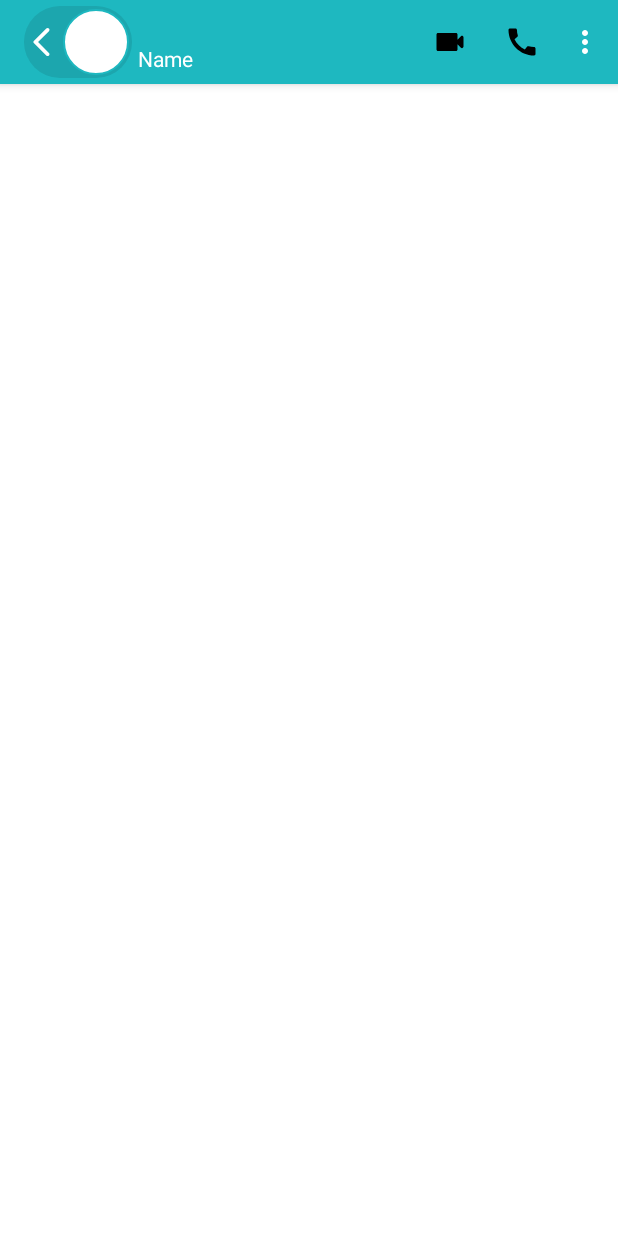
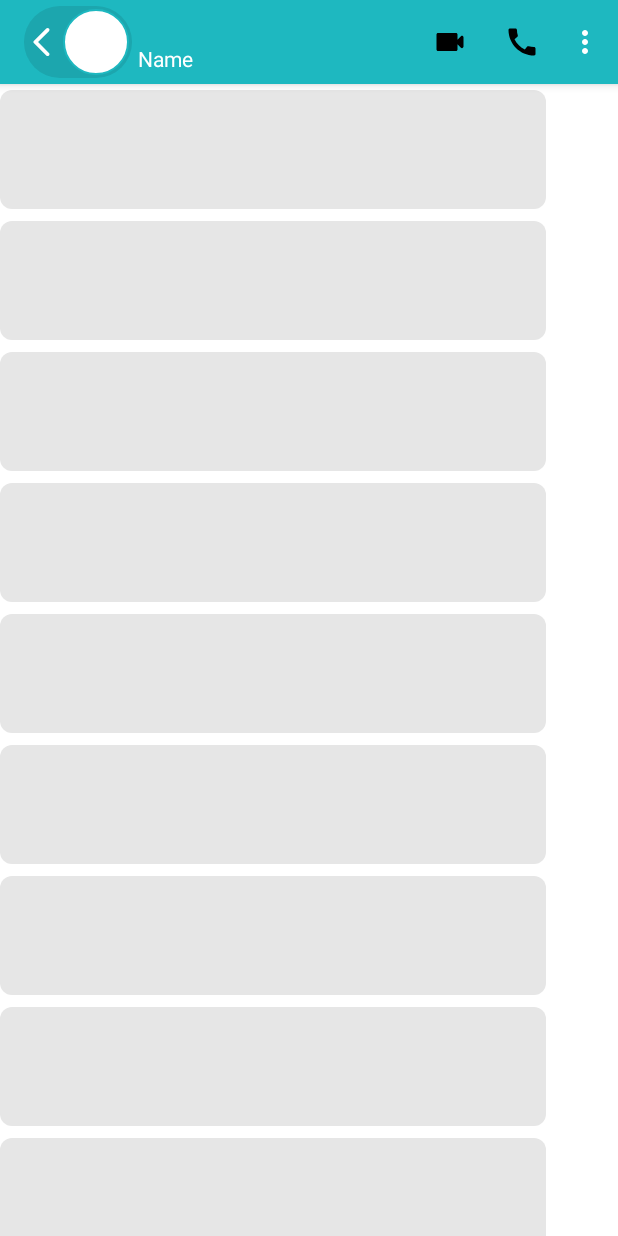
Before and after one commit to mohamedAllam9072/RevampGoopets, an Android app: the fragment ChatRoomFragment shown on its own in the app's theme, on a phone screen of 412 x 824 dp. Run offline under Robolectric (Android 15) with nearby library versions, the phone set to English and light mode, and no system bars; our stand-ins replace CircleImageView, data binding; pictures from the network do not load.

Commit message:
start chat app 4

```diff
--- a/app/src/main/java/com/allam/revampgopets/ui/allChats/ChatRoomFragment.java
+++ b/app/src/main/java/com/allam/revampgopets/ui/allChats/ChatRoomFragment.java
@@ -5,16 +5,26 @@ import android.view.LayoutInflater;
 import android.view.View;
 import android.view.ViewGroup;
 
+import androidx.databinding.DataBindingUtil;
 import androidx.fragment.app.Fragment;
 
 import com.allam.revampgopets.R;
+import com.allam.revampgopets.databinding.FragmentChatRoomBinding;
+import com.allam.revampgopets.ui.allChats.adapters.OneChatAdapter;
 
-public class ChatRoomFragment extends Fragment {
+public class ChatRoomFragment extends Fragment implements OneChatAdapter.OnClick {
+    private FragmentChatRoomBinding binding;
 
     @Override
-    public View onCreateView(LayoutInflater inflater, ViewGroup container,
-                             Bundle savedInstanceState) {
-        // Inflate the layout for this fragment
-        return inflater.inflate(R.layout.fragment_chat_room, container, false);
+    public View onCreateView(LayoutInflater inflater, ViewGroup container, Bundle savedInstanceState) {
+        binding = DataBindingUtil.inflate(inflater, R.layout.fragment_chat_room, container, false);
+        OneChatAdapter oneChatAdapter = new OneChatAdapter(requireContext(), this::onClick);
+        binding.recyclerView.setAdapter(oneChatAdapter);
+        return binding.getRoot();
+    }
+
+    @Override
+    public void onClick() {
+
     }
 }
--- /dev/null
+++ b/app/src/main/java/com/allam/revampgopets/ui/allChats/adapters/OneChatAdapter.java
@@ -0,0 +1,66 @@
+package com.allam.revampgopets.ui.allChats.adapters;
+
+import android.content.Context;
+import android.view.LayoutInflater;
+import android.view.ViewGroup;
+
+import androidx.annotation.NonNull;
+import androidx.recyclerview.widget.RecyclerView;
+
+import com.allam.revampgopets.databinding.ItemMessageBinding;
+import com.allam.revampgopets.ui.allChats.models.ChatModel;
+
+import java.util.ArrayList;
+import java.util.List;
+
+public class OneChatAdapter extends RecyclerView.Adapter<OneChatAdapter.mVH> {
+    private final Context context;
+    private final OnClick onClick;
+    private List<ChatModel> chatsList = new ArrayList<>();
+
+    public OneChatAdapter(Context context, OnClick onClick) {
+        this.context = context;
+        this.onClick = onClick;
+    }
+
+    @NonNull
+    @Override
+    public mVH onCreateViewHolder(@NonNull ViewGroup parent, int viewType) {
+        ItemMessageBinding binding = ItemMessageBinding.inflate(LayoutInflater.from(context), parent, false);
+        return new mVH(binding, onClick);
+    }
+
+    @Override
+    public void onBindViewHolder(@NonNull mVH holder, int position) {
+        //     ChatModel item = chatsList.get(position);
+//        MyUtils.mPicasso(context, item.getChatImage(), holder.binding.mainImage);
+//        holder.binding.title.setText(MyUtils.formatDate(item.getCreated_at()));
+//        holder.binding.subTitle.setText(item.getCity() + "," + item.getRegion());
+    }
+
+    @Override
+    public int getItemCount() {
+        return 50;
+    }
+
+    public void setList(List<ChatModel> chatsList) {
+        this.chatsList = chatsList;
+        notifyDataSetChanged();
+    }
+
+    public interface OnClick {
+        void onClick();
+    }
+
+    public class mVH extends RecyclerView.ViewHolder {
+        ItemMessageBinding binding;
+        OnClick onClick;
+
+        public mVH(@NonNull ItemMessageBinding binding, OnClick onClick) {
+            super(binding.getRoot());
+            this.binding = binding;
+            this.onClick = onClick;
+        }
+    }
+
+}
--- /dev/null
+++ b/app/src/main/res/drawable/bg3.xml
@@ -0,0 +1,5 @@
+<?xml version="1.0" encoding="utf-8"?>
+<shape xmlns:android="http://schemas.android.com/apk/res/android">
+    <solid android:color="@color/grey6" />
+    <corners android:radius="8dp" />
+</shape>
--- a/app/src/main/res/layout/fragment_chat_room.xml
+++ b/app/src/main/res/layout/fragment_chat_room.xml
@@ -113,14 +113,17 @@
         </com.google.android.material.appbar.AppBarLayout>
 
         <!-- Note: A RecyclerView can also be used -->
-        <androidx.core.widget.NestedScrollView
+        <androidx.recyclerview.widget.RecyclerView
+            android:id="@+id/recyclerView"
+            app:layoutManager="androidx.recyclerview.widget.LinearLayoutManager"
+            tools:listitem="@layout/item_message"
             android:layout_width="match_parent"
             android:layout_height="match_parent"
             app:layout_behavior="@string/appbar_scrolling_view_behavior">
 
             <!-- Scrollable content -->
 
-        </androidx.core.widget.NestedScrollView>
+        </androidx.recyclerview.widget.RecyclerView>
 
     </androidx.coordinatorlayout.widget.CoordinatorLayout>
 </layout>
--- /dev/null
+++ b/app/src/main/res/layout/item_message.xml
@@ -0,0 +1,55 @@
+<?xml version="1.0" encoding="utf-8"?>
+<layout xmlns:android="http://schemas.android.com/apk/res/android"
+    xmlns:app="http://schemas.android.com/apk/res-auto"
+    xmlns:tools="http://schemas.android.com/tools">
+
+    <data>
+
+    </data>
+
+    <androidx.constraintlayout.widget.ConstraintLayout
+        android:layout_width="match_parent"
+        android:layout_height="wrap_content"
+        android:layout_marginVertical="4dp"
+        android:layout_marginEnd="48dp"
+        android:background="@drawable/bg3"
+        android:padding="8dp">
+
+        <TextView
+            android:id="@+id/messageOwnerName"
+            android:layout_width="wrap_content"
+            android:layout_height="wrap_content"
+            android:ellipsize="end"
+            android:ems="10"
+            android:maxLines="1"
+            android:textAlignment="viewStart"
+            android:textColor="@color/purple_200"
+            android:textSize="18sp"
+            android:textStyle="bold"
+            app:layout_constraintStart_toStartOf="parent"
+            app:layout_constraintTop_toTopOf="parent"
+            tools:text="Mohamed allam" />
+
+        <TextView
+            android:id="@+id/massageTextBody"
+            android:layout_width="wrap_content"
+            android:layout_height="wrap_content"
+            android:maxLines="21"
+            android:textAlignment="viewStart"
+            android:textColor="@color/black"
+            app:layout_constraintStart_toStartOf="parent"
+            app:layout_constraintTop_toBottomOf="@id/messageOwnerName"
+            tools:text="message body" />
+
+        <TextView
+            android:id="@+id/messageCreateTime"
+            android:layout_width="wrap_content"
+            android:layout_height="wrap_content"
+            android:maxLines="1"
+            android:textAlignment="viewStart"
+            android:textColor="@color/black"
+            app:layout_constraintEnd_toEndOf="parent"
+            app:layout_constraintTop_toBottomOf="@id/massageTextBody"
+            tools:text="10:00 AM" />
+    </androidx.constraintlayout.widget.ConstraintLayout>
+</layout>
```
Also changed, not shown: app/src/main/java/com/allam/revampgopets/ui/allChats/adapters/AllChatsAdapter.java (added, +67 -0 lines), app/src/main/java/com/allam/revampgopets/ui/allChats/mainScreens/ChatsFragment.java (+16 -6 lines), app/src/main/java/com/allam/revampgopets/ui/allChats/models/ChatModel.java (added, +57 -0 lines), app/src/main/res/layout/fragment_chats.xml (+17 -9 lines), app/src/main/res/layout/item_main_chat.xml (added, +84 -0 lines), app/src/main/res/navigation/mobile_navigation.xml (+9 -1 lines).
